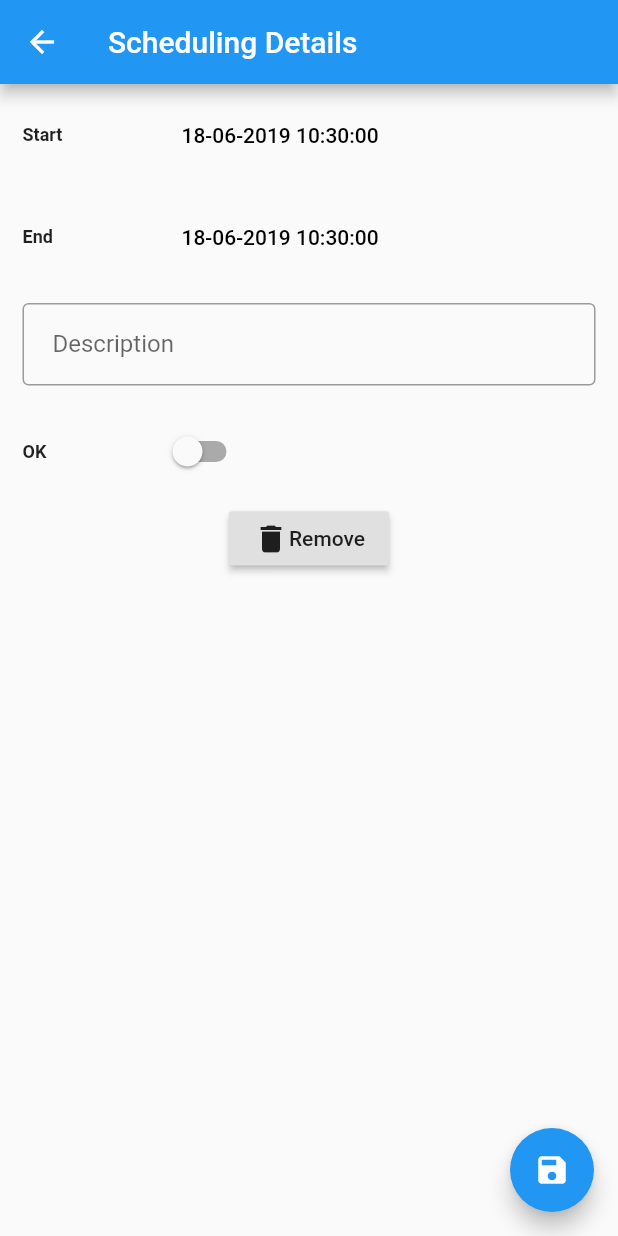
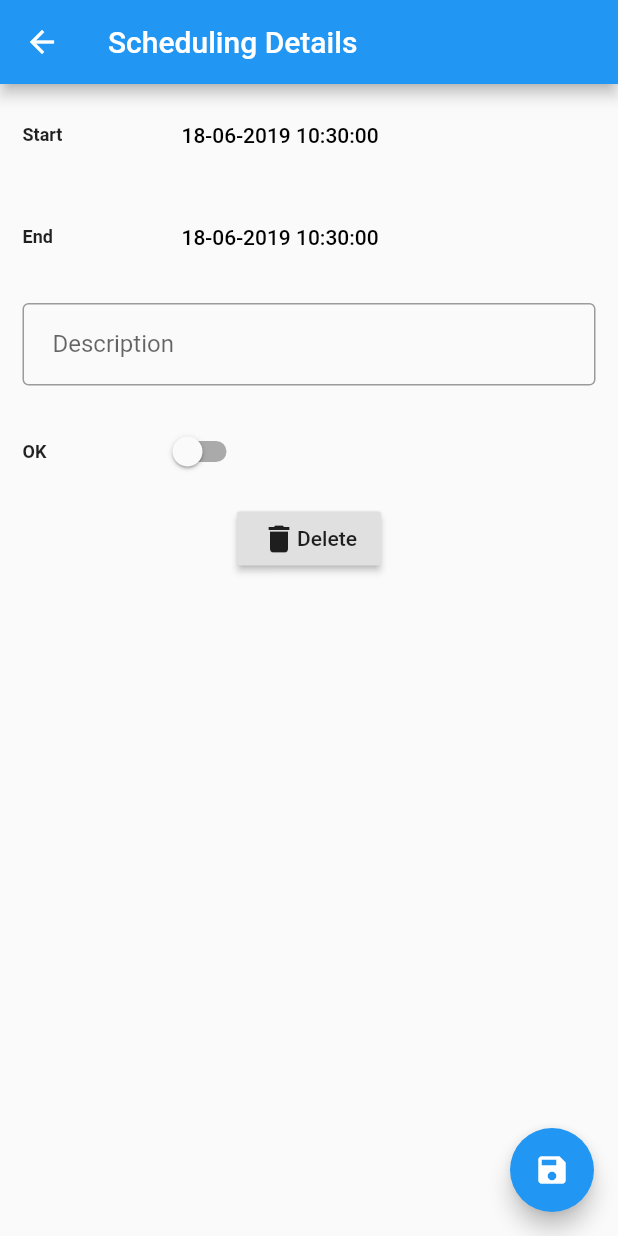
Before and after one commit to obritto/schedule_app, a Flutter app: the SchedulingDetailsPage screen opened directly with empty values, on a phone screen of 412 x 824 dp. Run offline on Flutter 3.47's test engine with Material 2 defaults, Android fonts, the phone set to English and light mode, and no system bars; our stand-ins replace date_format, flutter_datetime_picker, rxdart, sqflite; accounts and stored records are empty.

Commit message:
review 1

```diff
--- a/lib/views/scheduling_details_page.dart
+++ b/lib/views/scheduling_details_page.dart
@@ -5,6 +5,7 @@ import 'package:schedule_app/repositories/schedule_repository.dart';
 import 'package:flutter/material.dart';
 import 'package:flutter/widgets.dart';
 import 'package:flutter_datetime_picker/flutter_datetime_picker.dart';
+import 'package:schedule_app/widgets/button_widget.dart';
 
 class SchedulingDetailsPage extends StatefulWidget {
   SchedulingDetailsPage({Key key, this.schedule}) : super(key: key);
@@ -39,7 +40,9 @@ class _SchedulingDetailsPageState extends State<SchedulingDetailsPage> {
   @override
   void initState() {
     _bloc = SchedulingDetailsBloc(
-        repositorySchedule: ScheduleRepository(), schedule: this.schedule);
+      repositorySchedule: ScheduleRepository(),
+      schedule: this.schedule,
+    );
 
     super.initState();
   }
@@ -56,7 +59,7 @@ class _SchedulingDetailsPageState extends State<SchedulingDetailsPage> {
       appBar: AppBar(
         title: Text(
           'Scheduling Details',
-            key: Key('schedulingDetailsTitle'),
+          key: Key('titleSchedulingDetails'),
         ),
       ),
       body: SingleChildScrollView(
@@ -67,7 +70,9 @@ class _SchedulingDetailsPageState extends State<SchedulingDetailsPage> {
           children: <Widget>[
             Padding(
               padding: const EdgeInsets.symmetric(
-                    horizontal: 15.0, vertical: 10.0),
+                horizontal: 15.0,
+                vertical: 10.0,
+              ),
               child: Row(
                 children: <Widget>[
                   Container(
@@ -75,7 +80,9 @@ class _SchedulingDetailsPageState extends State<SchedulingDetailsPage> {
                       child: Text(
                         'Start',
                         style: TextStyle(
-                              fontSize: 12.0, fontWeight: FontWeight.bold),
+                          fontSize: 12.0,
+                          fontWeight: FontWeight.bold,
+                        ),
                       )),
                   Flexible(
                     child: StreamBuilder<DateTime>(
@@ -84,24 +91,33 @@ class _SchedulingDetailsPageState extends State<SchedulingDetailsPage> {
                       builder: (context, it) {
                         return FlatButton(
                           onPressed: () {
-                                    DatePicker.showDateTimePicker(context,
+                            DatePicker.showDateTimePicker(
+                              context,
                               showTitleActions: true,
                               onChanged: _bloc.setStartDate,
                               onConfirm: _bloc.setStartDate,
                               currentTime: it.data,
-                                        locale: LocaleType.pt);
+                              locale: LocaleType.pt,
+                            );
                           },
                           child: Text(
                             Util.showDateTime(it.data, '<Select date>'),
-                                    style: TextStyle(color: Colors.black),
-                                  ));
-                            })),
+                            style: TextStyle(
+                              color: Colors.black,
+                            ),
+                          ),
+                        );
+                      },
+                    ),
+                  ),
                 ],
               ),
             ),
             Padding(
               padding: const EdgeInsets.symmetric(
-                    horizontal: 15.0, vertical: 10.0),
+                horizontal: 15.0,
+                vertical: 10.0,
+              ),
               child: Row(
                 children: <Widget>[
                   Container(
@@ -109,7 +125,9 @@ class _SchedulingDetailsPageState extends State<SchedulingDetailsPage> {
                       child: Text(
                         'End',
                         style: TextStyle(
-                              fontSize: 12.0, fontWeight: FontWeight.bold),
+                          fontSize: 12.0,
+                          fontWeight: FontWeight.bold,
+                        ),
                       )),
                   Flexible(
                     child: StreamBuilder<DateTime>(
@@ -118,32 +136,42 @@ class _SchedulingDetailsPageState extends State<SchedulingDetailsPage> {
                       builder: (context, it) {
                         return FlatButton(
                           onPressed: () {
-                                    DatePicker.showDateTimePicker(context,
+                            DatePicker.showDateTimePicker(
+                              context,
                               showTitleActions: true,
                               onChanged: _bloc.setEndDate,
                               onConfirm: _bloc.setEndDate,
                               currentTime: it.data,
-                                        locale: LocaleType.pt);
+                              locale: LocaleType.pt,
+                            );
                           },
                           child: Text(
                             Util.showDateTime(it.data, '<Select date>'),
-                                    style: TextStyle(color: Colors.black),
-                                  ));
-                            })),
+                            style: TextStyle(
+                              color: Colors.black,
+                            ),
+                          ),
+                        );
+                      },
+                    ),
+                  ),
                 ],
               ),
             ),
             Padding(
-                padding: const EdgeInsets.symmetric(
-                    horizontal: 15.0, vertical: 10.0),
+              padding:
+                  const EdgeInsets.symmetric(horizontal: 15.0, vertical: 10.0),
               child: Row(
                 children: <Widget>[
                   Flexible(
                     child: TextField(
+                      key: Key('textFieldDescription'),
                       controller: _bloc.txtDescription,
                       decoration: InputDecoration(
                         contentPadding: EdgeInsets.symmetric(
-                              vertical: 18.0, horizontal: 20.0),
+                          vertical: 18.0,
+                          horizontal: 20.0,
+                        ),
                         border: OutlineInputBorder(),
                         labelText: 'Description',
                       ),
@@ -154,7 +182,9 @@ class _SchedulingDetailsPageState extends State<SchedulingDetailsPage> {
             ),
             Padding(
               padding: const EdgeInsets.symmetric(
-                    horizontal: 15.0, vertical: 10.0),
+                horizontal: 15.0,
+                vertical: 10.0,
+              ),
               child: Row(
                 children: <Widget>[
                   Container(
@@ -162,15 +192,21 @@ class _SchedulingDetailsPageState extends State<SchedulingDetailsPage> {
                     child: Text(
                       'OK',
                       style: TextStyle(
-                              fontSize: 12.0, fontWeight: FontWeight.bold),
-                        )),
+                        fontSize: 12.0,
+                        fontWeight: FontWeight.bold,
+                      ),
+                    ),
+                  ),
                   Flexible(
                     child: StreamBuilder<bool>(
                       stream: _bloc.ok,
                       initialData: false,
                       builder: (context, snapshot) {
                         return Switch(
-                              value: snapshot.data, onChanged: _bloc.setOk);
+                          key: Key('switchOk'),
+                          value: snapshot.data,
+                          onChanged: _bloc.setOk,
+                        );
                       },
                     ),
                   ),
@@ -183,38 +219,26 @@ class _SchedulingDetailsPageState extends State<SchedulingDetailsPage> {
               builder: (context, it) {
                 return Offstage(
                   offstage: it.data,
-                        child: Row(
-                          mainAxisAlignment: MainAxisAlignment.center,
-                          children: <Widget>[
-                            RaisedButton(
-                              onPressed: _handleDel,
-                              child: Row(
-                                children: <Widget>[
-                                  Icon(Icons.delete),
-                                  Text('Remove')
-                                ],
+                  child: ButtonWidget(
+                    key: Key('buttonRemove'),
+                    handle: _handleDel,
+                    icon: Icon(
+                      Icons.delete,
                     ),
+                    title: 'Delete',
                   ),
-                          ],
-                        ));
-                  }),
-              StreamBuilder<bool>(
-                  stream: _bloc.isLoading,
-                  initialData: false,
-                  builder: (context, it) {
-                    return Offstage(
-                        offstage: !it.data,
-                        child: Center(
-                          child: CircularProgressIndicator(),
-                        ));
-                  })
+                );
+              },
+            ),
           ],
         ),
       ),
       floatingActionButton: FloatingActionButton(
+        key: Key('buttonSave'),
         onPressed: _handleSave,
         tooltip: 'Save',
         child: Icon(Icons.save),
-        ));
+      ),
+    );
   }
 }
--- /dev/null
+++ b/lib/widgets/button_widget.dart
@@ -0,0 +1,36 @@
+import 'package:flutter/material.dart';
+
+class ButtonWidget extends StatelessWidget {
+  final String title;
+  final Icon icon;
+  final Function handle;
+
+  const ButtonWidget({
+    Key key,
+    @required this.title,
+    @required this.icon,
+    this.handle,
+  }) : super(
+          key: key,
+        );
+
+  @override
+  Widget build(BuildContext context) {
+    return Row(
+      mainAxisAlignment: MainAxisAlignment.center,
+      children: <Widget>[
+        RaisedButton(
+          onPressed: handle,
+          child: Row(
+            children: <Widget>[
+              this.icon,
+              Text(
+                this.title,
+              )
+            ],
+          ),
+        ),
+      ],
+    );
+  }
+}
--- a/pubspec.yaml
+++ b/pubspec.yaml
@@ -33,6 +33,9 @@ dev_dependencies:
   flutter_test:
     sdk: flutter
   mockito: ^4.0.0
+  flutter_driver:
+    sdk: flutter
+  test: any
 
 # For information on the generic Dart part of this file, see the
 # following page: https://www.dartlang.org/tools/pub/pubspec
```
Also changed, not shown: lib/views/schedule_page.dart (+50 -34 lines), test_driver/app.dart (added, +11 -0 lines), test_driver/app_test.dart (added, +69 -0 lines), pubspec.lock, 4 other files. Lines whose indentation alone changed are shown as unchanged.
